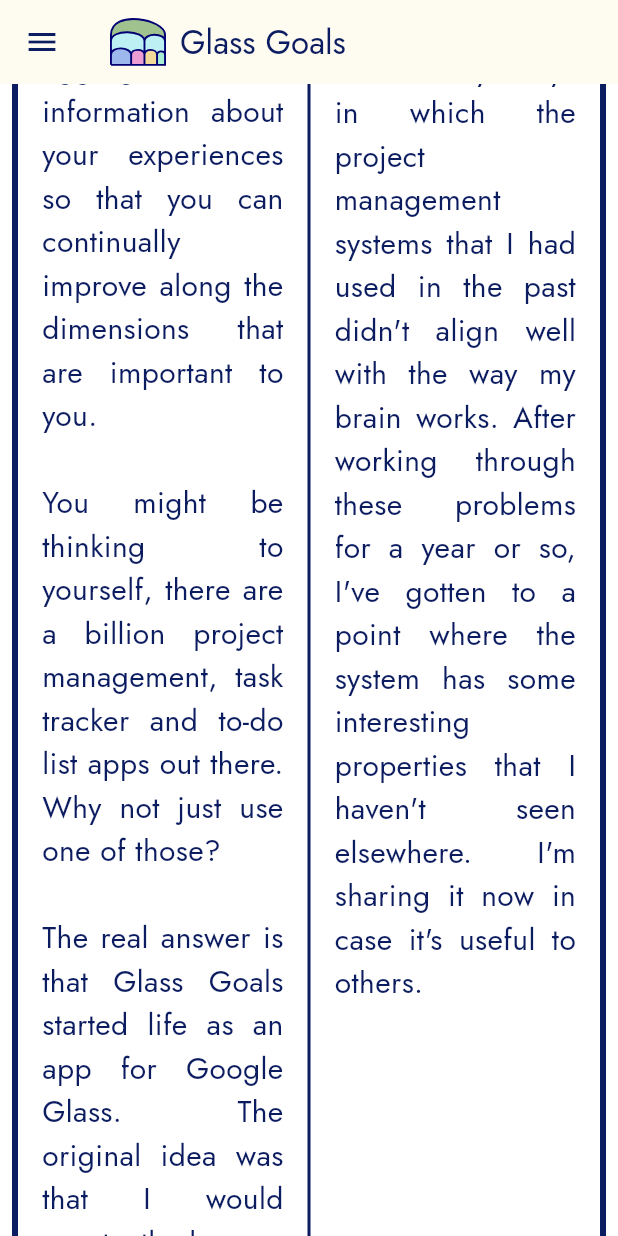
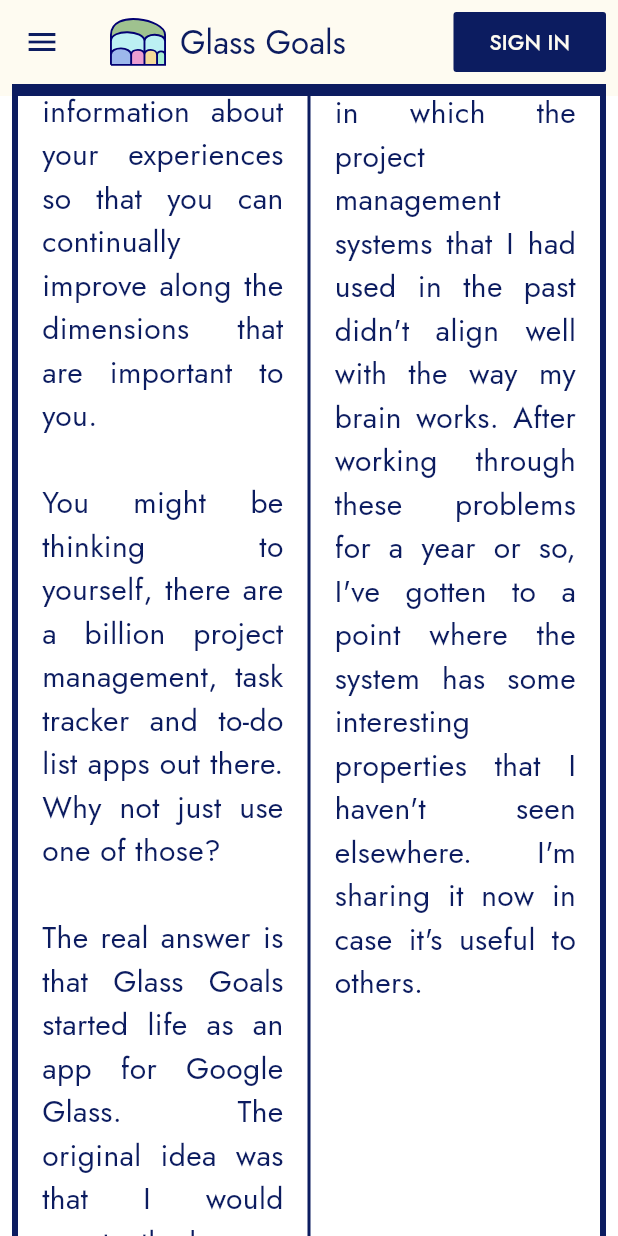
Before and after one commit to AlabasterAxe/glass_goals, a Flutter app: the screen it shows after launch, scrolled down 576 dp, after a tap on the "menu" icon, on a phone screen of 412 x 824 dp. Run offline on Flutter 3.47's test engine with Material 3 defaults, Android fonts, the phone set to English and light mode, and no system bars; our stand-ins replace cloud_firestore, equatable, firebase_auth, firebase_core, flutter_markdown, flutter_svg and 7 more; missing offline and left inert: dart:html, firebase_ui_auth, firebase_ui_oauth_google, goals_types_04, hlc, multi_split_view and 1 more; accounts and stored records are empty; statements that could not run were skipped.

Commit message:
get the navigation working

```diff
--- a/goals_web/lib/app.dart
+++ b/goals_web/lib/app.dart
@@ -4,15 +4,16 @@ import 'package:firebase_auth/firebase_auth.dart';
 import 'package:firebase_ui_auth/firebase_ui_auth.dart';
 import 'package:flutter/foundation.dart';
 import 'package:flutter/material.dart'
-    show CircularProgressIndicator, MaterialApp, MaterialPageRoute, Scaffold;
+    show CircularProgressIndicator, MaterialApp, Scaffold;
 import 'package:flutter/widgets.dart'
     show
         BuildContext,
         Center,
         ConnectionState,
         FutureBuilder,
+        GlobalKey,
         Locale,
-        Navigator,
+        NavigatorState,
         SingleTickerProviderStateMixin,
         SizedBox,
         StatelessWidget,
@@ -23,6 +24,7 @@ import 'package:flutter_localizations/flutter_localizations.dart'
 import 'package:goals_core/model.dart';
 import 'package:goals_core/sync.dart';
 import 'package:goals_web/goal_viewer/providers.dart';
+import 'package:goals_web/widgets/unanimated_route.dart';
 import 'package:hooks_riverpod/hooks_riverpod.dart';
 
 import 'app_context.dart';
@@ -55,6 +57,19 @@ class _WebGoalsState extends ConsumerState<WebGoals>
 
   late StreamSubscription stateSubscription;
 
+  final GlobalKey<NavigatorState> navigatorKey = GlobalKey<NavigatorState>();
+
+  void initState() {
+    super.initState();
+    FirebaseAuth.instance.authStateChanges().listen((User? user) {
+      if (user == null && this.widget.shouldAuthenticate) {
+        this.navigatorKey.currentState?.pushReplacementNamed('/');
+      } else if (user != null) {
+        this.navigatorKey.currentState?.pushReplacementNamed('/home');
+      }
+    });
+  }
+
   Future<void> appInit(context) async {
     await this.syncClient.init();
     refreshTimer = Timer.periodic(const Duration(minutes: 1), (timer) {
@@ -67,10 +82,6 @@ class _WebGoalsState extends ConsumerState<WebGoals>
         .listen((Map<String, Goal> goalMap) {
       this.ref.read(worldContextProvider.notifier).poke();
     });
-    if (FirebaseAuth.instance.currentUser == null &&
-        this.widget.shouldAuthenticate) {
-      Navigator.pushReplacementNamed(context, '/sign-in');
-    }
     this.ref.read(debugProvider.notifier).set(this.widget.debug);
   }
 
@@ -86,29 +97,30 @@ class _WebGoalsState extends ConsumerState<WebGoals>
     return AppContext(
       syncClient: syncClient,
       child: MaterialApp(
+          navigatorKey: this.navigatorKey,
           localizationsDelegates: GlobalMaterialLocalizations.delegates,
           supportedLocales: const [
             Locale('en', 'US'),
             Locale('en', 'GB'),
           ],
-          initialRoute: '/',
+          initialRoute:
+              FirebaseAuth.instance.currentUser == null ? '/' : '/home',
           theme: theme,
           onGenerateRoute: (settings) {
             if (settings.name != null && settings.name == '/') {
-              return MaterialPageRoute(builder: (context) => LandingPage());
+              return UnanimatedPageRoute(
+                  builder: (context) => LandingPage(), settings: settings);
+            } else if (settings.name != null &&
+                settings.name!.startsWith('/register')) {
+              return UnanimatedPageRoute(
+                  builder: (context) => RegisterScreen(), settings: settings);
             } else if (settings.name != null &&
                 settings.name!.startsWith('/sign-in')) {
-              return MaterialPageRoute(
-                  builder: (context) => SignInScreen(
-                        actions: [
-                          AuthStateChangeAction<SignedIn>((context, state) {
-                            Navigator.pushReplacementNamed(context, '/home');
-                          })
-                        ],
-                      ));
+              return UnanimatedPageRoute(
+                  builder: (context) => SignInScreen(), settings: settings);
             } else if (settings.name != null &&
                 settings.name!.startsWith('/home')) {
-              return MaterialPageRoute(
+              return UnanimatedPageRoute(
                   builder: (context) => FutureBuilder<void>(
                       future: appInit(context),
                       builder: (context, snapshot) {
@@ -120,7 +132,8 @@ class _WebGoalsState extends ConsumerState<WebGoals>
                                   child: CircularProgressIndicator()));
                         }
                         return GoalsHome();
-                      }));
+                      }),
+                  settings: settings);
             }
           }),
     );
--- a/goals_web/lib/app_bar.dart
+++ b/goals_web/lib/app_bar.dart
@@ -1,13 +1,16 @@
+import 'package:firebase_auth/firebase_auth.dart';
 import 'package:flutter/material.dart';
 import 'package:flutter_svg/svg.dart';
 
 import 'styles.dart';
+import 'widgets/gg_button.dart';
 
 GlassGoalsAppBar({
   String appBarTitle = "Glass Goals",
   bool isNarrow = false,
   String? focusedGoalId,
   VoidCallback? onBack,
+  required bool signedIn,
 }) {
   return AppBar(
     automaticallyImplyLeading: false,
@@ -18,7 +21,8 @@ GlassGoalsAppBar({
           width: uiUnit(12),
           height: uiUnit(12),
           child: Padding(
-            padding: EdgeInsets.fromLTRB(0, uiUnit(2), uiUnit(2), uiUnit(2)),
+            padding: EdgeInsets.only(
+                top: uiUnit(2), right: uiUnit(2), bottom: uiUnit(2)),
             child: SvgPicture.asset(
               'assets/logo.svg',
             ),
@@ -28,6 +32,15 @@ GlassGoalsAppBar({
       ],
     ),
     centerTitle: false,
+    bottom: PreferredSize(
+        preferredSize: Size.fromHeight(uiUnit(2)),
+        child: Padding(
+          padding: EdgeInsets.symmetric(horizontal: uiUnit(2)),
+          child: Container(
+            color: darkBlueColor,
+            height: uiUnit(2),
+          ),
+        )),
     leading: isNarrow
         ? focusedGoalId != null
             ? IconButton(
@@ -42,5 +55,21 @@ GlassGoalsAppBar({
                     });
               })
         : null,
+    actions: [
+      Builder(builder: (context) {
+        return Padding(
+          padding: EdgeInsets.only(right: uiUnit(2)),
+          child: signedIn
+              ? GlassGoalsButton(
+                  child: Text("SIGN OUT"),
+                  onPressed: () {
+                    FirebaseAuth.instance.signOut();
+                  })
+              : GlassGoalsButton(
+                  child: Text("SIGN IN"),
+                  onPressed: () => Navigator.pushNamed(context, '/sign-in')),
+        );
+      }),
+    ],
   );
 }
--- a/goals_web/lib/goal_viewer/goal_viewer.dart
+++ b/goals_web/lib/goal_viewer/goal_viewer.dart
@@ -658,6 +658,7 @@ class _GoalViewerState extends ConsumerState<GoalViewer> {
             appBar: GlassGoalsAppBar(
               appBarTitle: appBarTitle,
               isNarrow: isNarrow,
+              signedIn: true,
               onBack: () {
                 ref.read(focusedGoalProvider.notifier).set(null);
               },
@@ -671,6 +672,7 @@ class _GoalViewerState extends ConsumerState<GoalViewer> {
             body: Stack(
               children: [
                 Positioned.fill(
+                  top: uiUnit(2),
                   child: children.length == 1
                       ? children[0]
                       : MultiSplitViewTheme(
--- a/goals_web/lib/landing_page.dart
+++ b/goals_web/lib/landing_page.dart
@@ -126,19 +126,13 @@ class LandingPage extends StatelessWidget {
     return Scaffold(
       appBar: GlassGoalsAppBar(
         isNarrow: isNarrow,
+        signedIn: false,
       ),
       body: SingleChildScrollView(
         child: Column(
           mainAxisSize: MainAxisSize.min,
           mainAxisAlignment: MainAxisAlignment.center,
           children: <Widget>[
-            Padding(
-              padding: const EdgeInsets.symmetric(horizontal: 8.0),
-              child: Container(
-                height: uiUnit(2),
-                color: darkBlueColor,
-              ),
-            ),
             Text(
               'ACCOMPLISH YOUR GOALS.',
               style: enormousTitleTextStyle,
@@ -220,7 +214,7 @@ class LandingPage extends StatelessWidget {
                 child: Center(
                     child: GlassGoalsButton(
                   onPressed: () {
-                    Navigator.pushNamed(context, '/sign-in');
+                    Navigator.pushReplacementNamed(context, '/register');
                   },
                   child: Padding(
                     padding: EdgeInsets.symmetric(
--- a/goals_web/lib/main_local.dart
+++ b/goals_web/lib/main_local.dart
@@ -1,7 +1,8 @@
 import 'package:firebase_auth/firebase_auth.dart' show FirebaseAuth;
 import 'package:firebase_core/firebase_core.dart' show Firebase;
 import 'package:cloud_firestore/cloud_firestore.dart' show FirebaseFirestore;
-import 'package:firebase_ui_auth/firebase_ui_auth.dart' show FirebaseUIAuth;
+import 'package:firebase_ui_auth/firebase_ui_auth.dart'
+    show EmailAuthProvider, FirebaseUIAuth;
 import 'package:firebase_ui_oauth_google/firebase_ui_oauth_google.dart'
     show GoogleProvider;
 import 'package:flutter/material.dart';
@@ -23,6 +24,7 @@ void main() async {
     GoogleProvider(
         clientId:
             '114797465949-keupvd032s4to34t1bkftge1baoguld5.apps.googleusercontent.com'),
+    EmailAuthProvider(),
   ]);
   await Hive.initFlutter();
 
--- a/goals_web/lib/styles.dart
+++ b/goals_web/lib/styles.dart
@@ -76,4 +76,4 @@ final enormousTitleTextStyle = TextStyle(
 final multiSplitViewThemeData = MultiSplitViewThemeData(
     dividerThickness: uiUnit(2),
     dividerPainter: DividerPainters.dashed(
-        size: 1000000000000, thickness: 2, color: darkElementColor));
+        size: 1000000000000, thickness: 3, color: darkElementColor));
--- /dev/null
+++ b/goals_web/lib/widgets/unanimated_route.dart
@@ -0,0 +1,27 @@
+import 'package:flutter/animation.dart' show Animation;
+import 'package:flutter/material.dart' show MaterialPageRoute;
+import 'package:flutter/widgets.dart' show BuildContext, Widget, RouteSettings;
+
+class UnanimatedPageRoute<T> extends MaterialPageRoute<T> {
+  UnanimatedPageRoute({
+    required Widget Function(BuildContext) builder,
+    RouteSettings? settings,
+    bool maintainState = true,
+    bool fullscreenDialog = false,
+  }) : super(
+          builder: builder,
+          settings: settings,
+          maintainState: maintainState,
+          fullscreenDialog: fullscreenDialog,
+        );
+
+  @override
+  Widget buildTransitions(
+    BuildContext context,
+    Animation<double> animation,
+    Animation<double> secondaryAnimation,
+    Widget child,
+  ) {
+    return child;
+  }
+}
```
